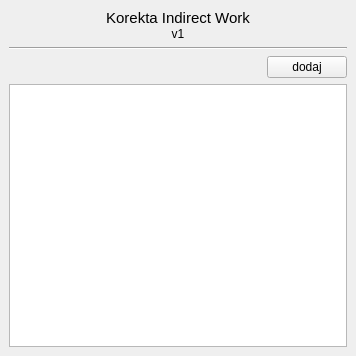
This is Forms/korekta_indirect_prod.ui in kolomir/place_v2 as Qt 5 draws it before an edit. The edited form follows.
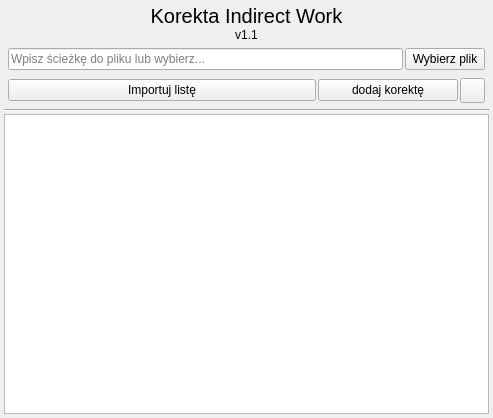
This is the edited form. Icons and pictures are not drawn.

Commit message: 06.11.2024 - Poprawiłem sposób ładfowania plików. Dodałem możliwość ładowania korekt z pliku excel.

What changed in the file:
```diff
--- a/Forms/korekta_indirect_prod.ui
+++ b/Forms/korekta_indirect_prod.ui
@@ -6,8 +6,8 @@
    <rect>
     <x>0</x>
     <y>0</y>
-    <width>356</width>
-    <height>356</height>
+    <width>493</width>
+    <height>418</height>
    </rect>
   </property>
   <property name="windowTitle">
@@ -32,6 +32,21 @@
    <item row="0" column="0">
     <widget class="QWidget" name="widget" native="true">
      <layout class="QVBoxLayout" name="verticalLayout_3">
+      <property name="spacing">
+       <number>2</number>
+      </property>
+      <property name="leftMargin">
+       <number>4</number>
+      </property>
+      <property name="topMargin">
+       <number>4</number>
+      </property>
+      <property name="rightMargin">
+       <number>4</number>
+      </property>
+      <property name="bottomMargin">
+       <number>4</number>
+      </property>
       <item>
        <widget class="QWidget" name="widget_2" native="true">
         <layout class="QVBoxLayout" name="verticalLayout">
@@ -54,7 +69,7 @@
           <widget class="QLabel" name="label">
            <property name="font">
             <font>
-             <pointsize>11</pointsize>
+             <pointsize>15</pointsize>
             </font>
            </property>
            <property name="text">
@@ -68,7 +83,7 @@
          <item>
           <widget class="QLabel" name="label_2">
            <property name="text">
-            <string>v1</string>
+            <string>v1.1</string>
            </property>
            <property name="alignment">
             <set>Qt::AlignCenter</set>
@@ -79,51 +94,130 @@
        </widget>
       </item>
       <item>
-       <widget class="Line" name="line">
-        <property name="orientation">
-         <enum>Qt::Horizontal</enum>
-        </property>
-       </widget>
-      </item>
+       <widget class="QWidget" name="widget_4" native="true">
+        <layout class="QVBoxLayout" name="verticalLayout_2">
+         <property name="spacing">
+          <number>0</number>
+         </property>
+         <property name="leftMargin">
+          <number>0</number>
+         </property>
+         <property name="topMargin">
+          <number>0</number>
+         </property>
+         <property name="rightMargin">
+          <number>0</number>
+         </property>
+         <property name="bottomMargin">
+          <number>0</number>
+         </property>
       <item>
        <widget class="QWidget" name="widget_3" native="true">
         <layout class="QHBoxLayout" name="horizontalLayout">
          <property name="spacing">
-          <number>0</number>
+             <number>2</number>
          </property>
          <property name="leftMargin">
-          <number>0</number>
+             <number>4</number>
          </property>
          <property name="topMargin">
-          <number>0</number>
+             <number>4</number>
          </property>
          <property name="rightMargin">
-          <number>0</number>
+             <number>4</number>
          </property>
          <property name="bottomMargin">
-          <number>0</number>
+             <number>4</number>
          </property>
          <item>
-          <spacer name="horizontalSpacer">
-           <property name="orientation">
-            <enum>Qt::Horizontal</enum>
-           </property>
-           <property name="sizeHint" stdset="0">
-            <size>
-             <width>204</width>
-             <height>20</height>
-            </size>
-           </property>
-          </spacer>
+             <widget class="QLineEdit" name="ed_sciezka_dane">
+              <property name="placeholderText">
+               <string>Wpisz ścieżkę do pliku lub wybierz...</string>
+              </property>
+             </widget>
+            </item>
+            <item>
+             <widget class="QPushButton" name="btn_przegladaj">
+              <property name="text">
+               <string>Wybierz plik</string>
+              </property>
+             </widget>
+            </item>
+           </layout>
+          </widget>
+         </item>
+         <item>
+          <widget class="QWidget" name="widget_5" native="true">
+           <layout class="QHBoxLayout" name="horizontalLayout_2">
+            <property name="spacing">
+             <number>2</number>
+            </property>
+            <property name="leftMargin">
+             <number>4</number>
+            </property>
+            <property name="topMargin">
+             <number>4</number>
+            </property>
+            <property name="rightMargin">
+             <number>4</number>
+            </property>
+            <property name="bottomMargin">
+             <number>4</number>
+            </property>
+            <item>
+             <widget class="QPushButton" name="btn_importuj">
+              <property name="text">
+               <string>Importuj listę</string>
+              </property>
+             </widget>
          </item>
          <item>
           <widget class="QPushButton" name="btn_zapisz">
+              <property name="maximumSize">
+               <size>
+                <width>140</width>
+                <height>16777215</height>
+               </size>
+              </property>
            <property name="text">
-            <string>dodaj</string>
+               <string>dodaj korektę</string>
            </property>
           </widget>
          </item>
-        </layout>
+            <item>
+             <widget class="QPushButton" name="btn_szablon">
+              <property name="minimumSize">
+               <size>
+                <width>25</width>
+                <height>25</height>
+               </size>
+              </property>
+              <property name="maximumSize">
+               <size>
+                <width>25</width>
+                <height>25</height>
+               </size>
+              </property>
+              <property name="text">
+               <string/>
+              </property>
+              <property name="icon">
+               <iconset resource="../icon.qrc">
+                <normaloff>:/icon/img/svg_icons/layout.svg</normaloff>:/icon/img/svg_icons/layout.svg</iconset>
+              </property>
+             </widget>
+            </item>
+           </layout>
+          </widget>
+         </item>
+        </layout>
+       </widget>
+      </item>
+      <item>
+       <widget class="Line" name="line">
+        <property name="orientation">
+         <enum>Qt::Horizontal</enum>
+        </property>
        </widget>
       </item>
       <item>
```
Left out of the diff: 4 changed lines with no effect on the pictures. Lines whose indentation alone changed are shown as unchanged. The commit also changes 36 other files.
